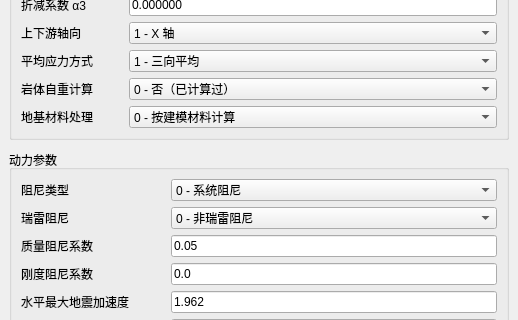
Above: plugins/Base_Solver/DamAnalysisWidget.ui from asd977/base_cae before the change; both pictures show x 0 to 518 and y 365 to 685 of the 518 by 959 pixel window. Below: the same form after it.
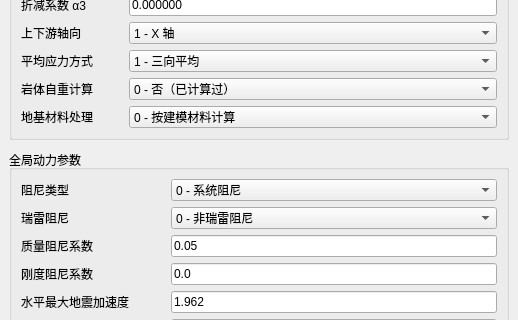
That is the form after the change.

```diff
--- a/plugins/Base_Solver/DamAnalysisWidget.ui
+++ b/plugins/Base_Solver/DamAnalysisWidget.ui
@@ -468,7 +468,7 @@
      <item>
       <widget class="QGroupBox" name="groupDynamic">
        <property name="title">
-        <string>动力参数</string>
+        <string>全局动力参数</string>
        </property>
        <layout class="QFormLayout" name="formLayoutDynamic">
         <item row="0" column="0">
```
Left out of the diff: 162 changed lines with no effect on the pictures.
